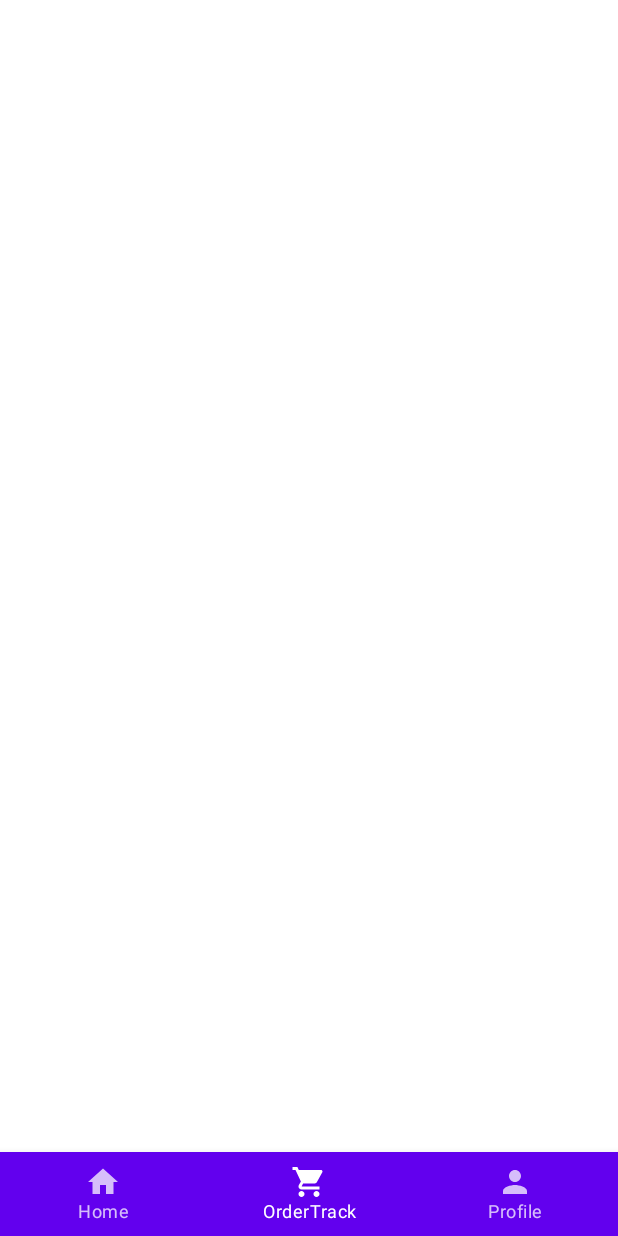
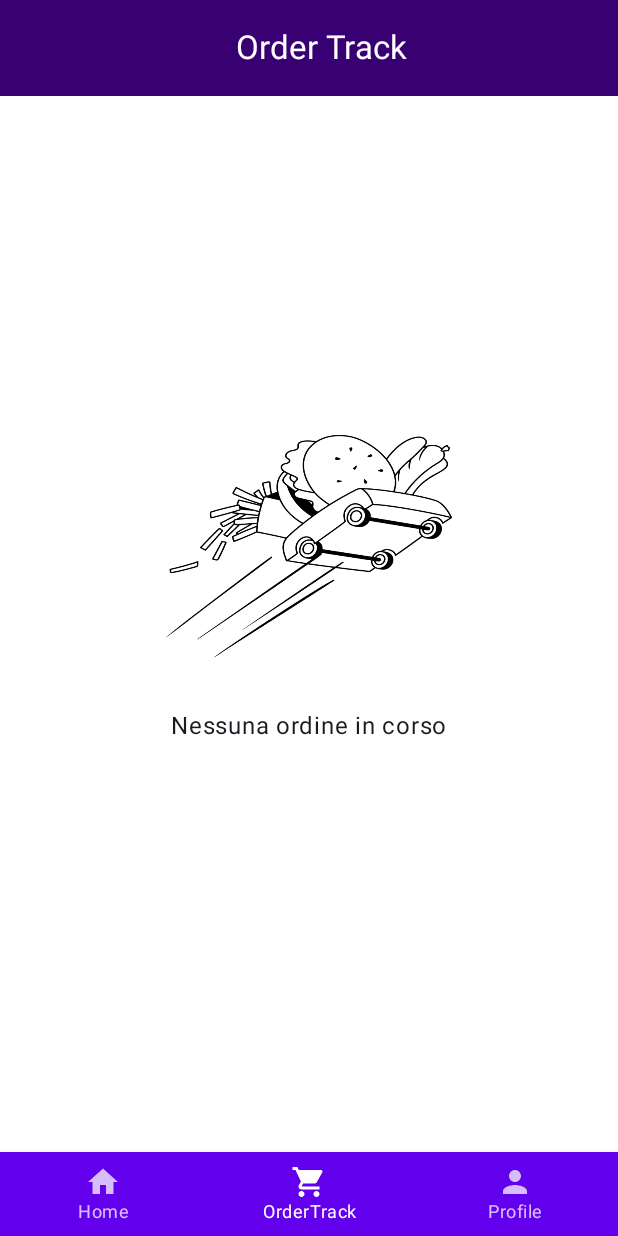
Before and after one commit to cril1n/Mc_project_android, an Android app built with Jetpack Compose: the composable Root shown on its own in the app's theme, item 2 of the bottom bar chosen, on a phone screen of 412 x 824 dp. Run offline under Robolectric (Android 15) with nearby library versions, the phone set to English and light mode, and no system bars.

```diff
--- a/app/build.gradle.kts
+++ b/app/build.gradle.kts
@@ -47,6 +47,7 @@ android {
 dependencies {
 
     implementation(libs.play.services.location)
+    implementation(libs.firebase.crashlytics.buildtools)
     //Room
     val room_version = "2.6.1"
 
--- a/app/src/main/java/com/example/mangiaebasta/loadingScreens/Root.kt
+++ b/app/src/main/java/com/example/mangiaebasta/loadingScreens/Root.kt
@@ -85,7 +85,7 @@ fun Root(model: MainViewModel) {
     ) { innerPadding ->
         NavHost(navController, startDestination = "home", Modifier.padding(innerPadding)) {
             composable("home") { Home(model, user.value) }
-            composable("order track") { OrderTrack(user.value) }
+            composable("order track") { OrderTrack(model, user.value) }
             composable("profile") { Profile(model, user.value) }
         }
     }
--- a/app/src/main/java/com/example/mangiaebasta/screens/order/OrderTrack.kt
+++ b/app/src/main/java/com/example/mangiaebasta/screens/order/OrderTrack.kt
@@ -1,9 +1,73 @@
 package com.example.mangiaebasta.screens.order
 
+import android.util.Log
+import androidx.compose.foundation.Image
+import androidx.compose.foundation.background
+import androidx.compose.foundation.layout.Arrangement
+import androidx.compose.foundation.layout.Box
+import androidx.compose.foundation.layout.Column
+import androidx.compose.foundation.layout.fillMaxSize
+import androidx.compose.foundation.layout.fillMaxWidth
+import androidx.compose.foundation.layout.padding
+import androidx.compose.foundation.layout.size
+import androidx.compose.foundation.layout.statusBarsPadding
+import androidx.compose.material3.ExperimentalMaterial3Api
+import androidx.compose.material3.Text
+import androidx.compose.material3.TopAppBar
+import androidx.compose.material3.TopAppBarDefaults
 import androidx.compose.runtime.Composable
+import androidx.compose.runtime.collectAsState
+import androidx.compose.ui.Alignment
+import androidx.compose.ui.Modifier
+import androidx.compose.ui.graphics.Color
+import androidx.compose.ui.res.painterResource
+import androidx.compose.ui.unit.dp
+import com.example.mangiaebasta.R
 import com.example.mangiaebasta.model.User
+import com.example.mangiaebasta.viewmodel.MainViewModel
+
+@OptIn(ExperimentalMaterial3Api::class)
+@Composable
+fun OrderTrack(model: MainViewModel, user: User) {
+    val lastOid = model.lastOid.collectAsState()
+    Log.d("OrderTrack", "lastOid: ${lastOid.value}")
+
+    TopAppBar(
+        title = {
+            Box(
+                modifier = Modifier.fillMaxWidth(),
+                contentAlignment = Alignment.Center
+            ) {
+                Text(
+                    text = "Order Track",
+                    color = Color.White                )
+            }
+        },
+        colors = TopAppBarDefaults.topAppBarColors(
+            containerColor = Color(0xFF390073) // Colore di sfondo
+        )
+    )
+
+    if(lastOid.value == null) NoOrderTrack() else Text("ciao")
+}
 
 @Composable
-fun OrderTrack(user: User) {
-
+fun NoOrderTrack() {
+    Column(
+        modifier = Modifier.statusBarsPadding()
+            .fillMaxSize()
+    ){
+        Column(
+            Modifier.fillMaxSize(),
+            verticalArrangement = Arrangement.Center,
+            horizontalAlignment = Alignment.CenterHorizontally
+        ) {
+            Image(
+                painter = painterResource(id = R.drawable.logo),
+                contentDescription = "Descrizione immagine",
+                modifier = Modifier.size(200.dp).padding(bottom = 16.dp)
+            )
+            Text("Nessuna ordine in corso")
+        }
+    }
 }
--- a/gradle/libs.versions.toml
+++ b/gradle/libs.versions.toml
@@ -15,6 +15,7 @@ ktorClientLogging = "3.0.2"
 ktorSerializationKotlinxJsonVersion = "3.0.2"
 uiDesktop = "1.7.0"
 playServicesLocation = "21.3.0"
+firebaseCrashlyticsBuildtools = "3.0.2"
 
 
 [libraries]
@@ -40,6 +41,7 @@ ktor-ktor-client-core = { module = "io.ktor:ktor-client-core" }
 ktor-serialization-kotlinx-json-v210 = { module = "io.ktor:ktor-serialization-kotlinx-json", version.ref = "ktorSerializationKotlinxJsonVersion" }
 androidx-ui-desktop = { group = "androidx.compose.ui", name = "ui-desktop", version.ref = "uiDesktop" }
 play-services-location = { group = "com.google.android.gms", name = "play-services-location", version.ref = "playServicesLocation" }
+firebase-crashlytics-buildtools = { group = "com.google.firebase", name = "firebase-crashlytics-buildtools", version.ref = "firebaseCrashlyticsBuildtools" }
 
 [plugins]
 android-application = { id = "com.android.application", version.ref = "agp" }
```
Also changed, not shown: app/src/main/java/com/example/mangiaebasta/screens/home/MenuDetail.kt (+41 -4 lines), app/src/main/java/com/example/mangiaebasta/screens/profile/EditBilling.kt (+7 -2 lines), app/src/main/java/com/example/mangiaebasta/viewmodel/MainViewModel.kt (+23 -1 lines).
